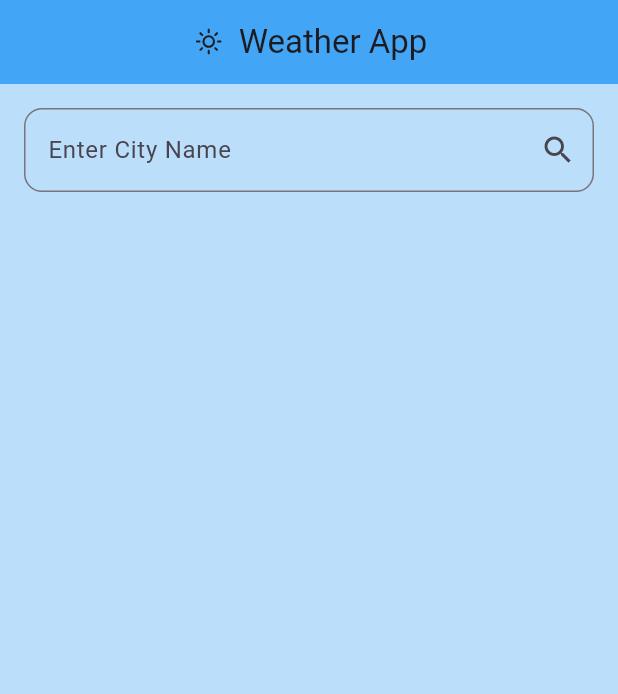
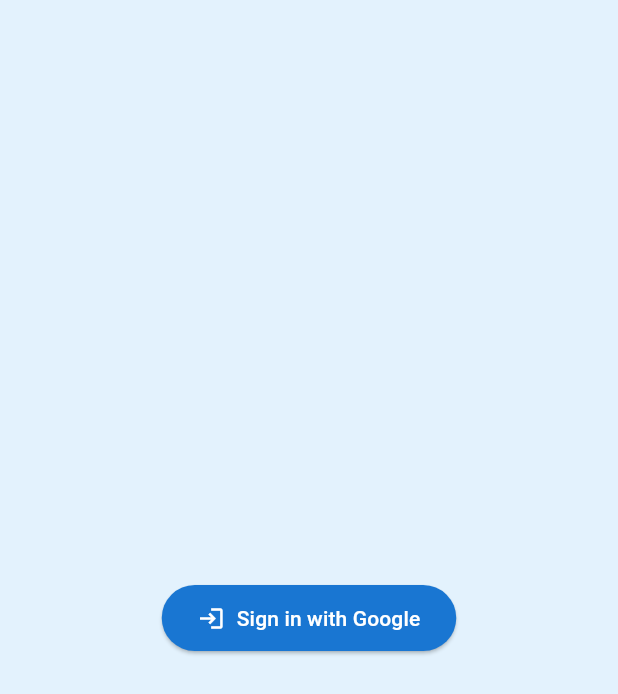
Before and after one commit to karkibipul/flutter-assignment-app, a Flutter app: the screen it shows after launch, on a phone screen of 412 x 824 dp. Shown: the top 694 px of the screen. Run offline on Flutter 3.47's test engine with Material 3 defaults, Android fonts, the phone set to English and light mode, and no system bars; our stand-ins replace firebase_auth, firebase_core, flutter_bloc, google_sign_in, weather_icons; accounts and stored records are empty.

Commit message:
feat(task2): google signin complete

```diff
--- /dev/null
+++ b/lib/features/auth/models/user_model.dart
@@ -0,0 +1,23 @@
+class UserModel {
+  final String uid;
+  final String name;
+  final String email;
+
+  UserModel({
+    required this.uid,
+    required this.name,
+    required this.email,
+  });
+
+  Map<String, dynamic> toJson() => {
+        'uid': uid,
+        'name': name,
+        'email': email,
+      };
+
+  factory UserModel.fromJson(Map<String, dynamic> json) => UserModel(
+        uid: json['uid'],
+        name: json['name'],
+        email: json['email'],
+      );
+}
--- /dev/null
+++ b/lib/features/auth/screens/login_screen.dart
@@ -0,0 +1,36 @@
+import 'package:flutter/material.dart';
+import 'package:flutter_assignment_app/features/auth/services/auth_service.dart';
+import '../../weather/screens/weather_screen.dart';
+
+class LoginScreen extends StatelessWidget {
+  const LoginScreen({super.key});
+
+  @override
+  Widget build(BuildContext context) {
+    final authService = AuthService();
+
+    return Scaffold(
+      backgroundColor: Colors.blue[50],
+      body: Center(
+        child: ElevatedButton.icon(
+          icon: const Icon(Icons.login),
+          label: const Text("Sign in with Google"),
+          style: ElevatedButton.styleFrom(
+            backgroundColor: Colors.blue[700],
+            foregroundColor: Colors.white,
+            padding: const EdgeInsets.symmetric(horizontal: 24, vertical: 12),
+          ),
+          onPressed: () async {
+            final user = await authService.signInWithGoogle();
+            if (user != null && context.mounted) {
+              Navigator.pushReplacement(
+                context,
+                MaterialPageRoute(builder: (_) => const WeatherScreen()),
+              );
+            }
+          },
+        ),
+      ),
+    );
+  }
+}
--- a/lib/main.dart
+++ b/lib/main.dart
@@ -94,15 +94,53 @@
 
 // Task 2 Weather APP
 
+// import 'package:flutter/material.dart';
+// import 'package:flutter_assignment_app/features/weather/weather_provider.dart';
+// import 'package:flutter_assignment_app/features/weather/screens/weather_screen.dart';
+// import 'package:provider/provider.dart';
+
+// void main() {
+//   runApp(
+//     ChangeNotifierProvider(
+//       create: (_) => WeatherProvider(),
+//       child: const MyApp(),
+//     ),
+//   );
+// }
+
+// class MyApp extends StatelessWidget {
+//   const MyApp({super.key});
+//   @override
+//   Widget build(BuildContext context) {
+//     return const MaterialApp(home: WeatherScreen());
+//   }
+// }
+
+// Firebase auth
+import 'package:firebase_core/firebase_core.dart';
 import 'package:flutter/material.dart';
-import 'package:flutter_assignment_app/features/weather/weather_provider.dart';
-import 'package:flutter_assignment_app/features/weather/screens/weather_screen.dart';
 import 'package:provider/provider.dart';
+import 'features/auth/screens/login_screen.dart';
+import 'features/weather/weather_provider.dart';
 
-void main() {
+void main() async {
+  WidgetsFlutterBinding.ensureInitialized();
+  await Firebase.initializeApp(
+    options: const FirebaseOptions(
+      apiKey: "AIzaSyA99SDd_RWFgBp_3MbIDT32w2TyoAHEcn4",
+      authDomain: "flutter-assignment-bipul.firebaseapp.com",
+      projectId: "flutter-assignment-bipul",
+      storageBucket: "flutter-assignment-bipul.firebasestorage.app",
+      messagingSenderId: "653741363027",
+      appId: "1:653741363027:web:e0e11915027cbafa8c9ba6",
+      measurementId: "G-L29CJ8JRNX",
+    ),
+  );
   runApp(
-    ChangeNotifierProvider(
-      create: (_) => WeatherProvider(),
+    MultiProvider(
+      providers: [
+        ChangeNotifierProvider(create: (_) => WeatherProvider()),
+      ],
       child: const MyApp(),
     ),
   );
@@ -112,6 +150,11 @@
   const MyApp({super.key});
   @override
   Widget build(BuildContext context) {
-    return const MaterialApp(home: WeatherScreen());
+    return MaterialApp(
+      title: 'Weather App',
+      debugShowCheckedModeBanner: false,
+      theme: ThemeData(primarySwatch: Colors.blue),
+      home: const LoginScreen(),
+    );
   }
 }
--- a/pubspec.yaml
+++ b/pubspec.yaml
@@ -40,6 +40,9 @@
   cupertino_icons: ^1.0.8
   weather_icons: ^3.0.0
   google_fonts: ^6.3.0
+  firebase_core: ^4.0.0
+  firebase_auth: ^6.0.0
+  google_sign_in: ^6.0.3
 
 dev_dependencies:
   flutter_test:
```
Also changed, not shown: lib/features/auth/screens/home_screen.dart (added, +44 -0 lines), lib/features/auth/services/auth_service.dart (added, +65 -0 lines), pubspec.lock, 4 other files.
